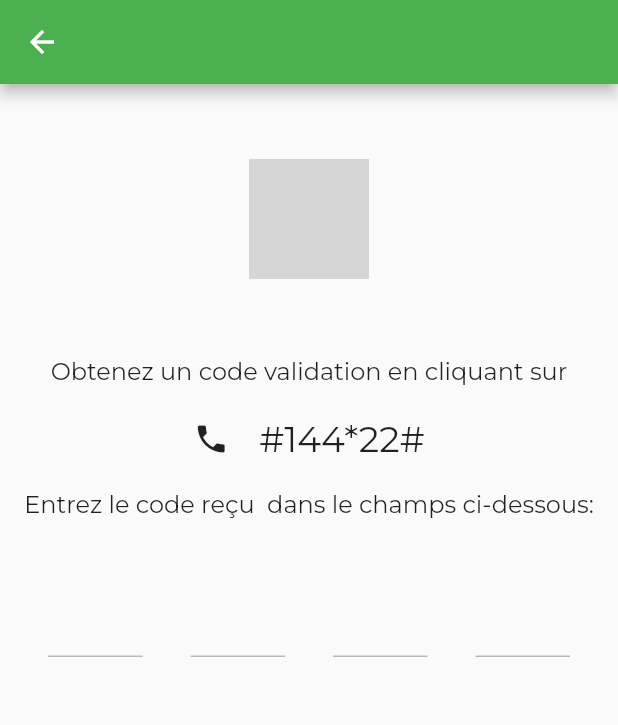
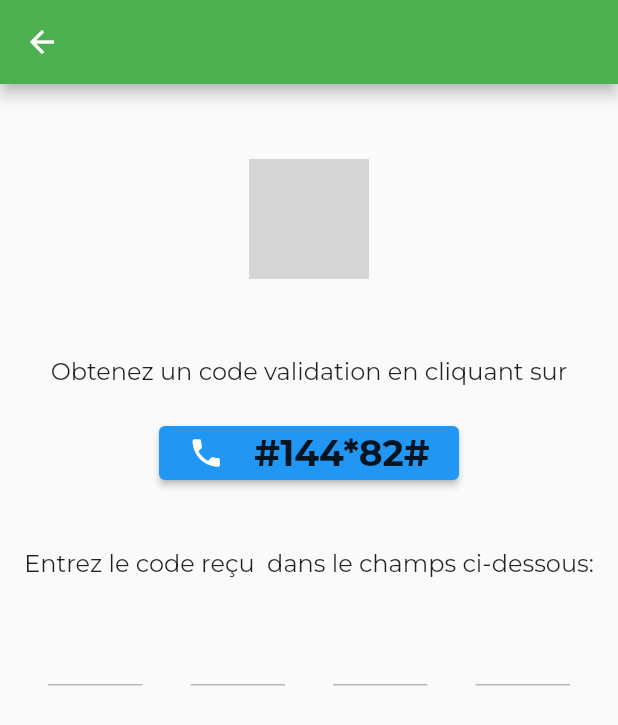
Before and after one commit to adjemin/gateway_flutter_sdk, a Flutter app: the OtpFormWidget screen opened directly with empty values, on a phone screen of 412 x 824 dp. Shown: the top 725 px of the screen. Run offline on Flutter 3.47's test engine with Material 2 defaults, Android fonts, the phone set to English and light mode, and no system bars; drawn by our look-alikes of otp_text_field; our stand-ins replace google_fonts; network calls fail; grey boxes are pictures that could not be loaded.

Commit message:
1.0.4 Call on USSD

```diff
--- a/lib/src/widgets/otp_form_widget.dart
+++ b/lib/src/widgets/otp_form_widget.dart
@@ -2,6 +2,7 @@ import 'package:adjemin_gateway_sdk/adjemin_gateway_sdk.dart';
 import 'package:flutter/material.dart';
 import 'package:otp_text_field/otp_text_field.dart';
 import 'package:otp_text_field/style.dart';
+import 'package:url_launcher/url_launcher.dart';
 
 class OtpFormWidget extends StatefulWidget {
 
@@ -45,24 +46,35 @@ class _OtpFormWidgetState extends State<OtpFormWidget> {
                 .textTheme.subtitle1,),
             ),
             SizedBox(height: 20.0,),
-            Center(
+            Container(
+              width: 200,
+              child: ElevatedButton(
+                  style: ButtonStyle(
+                      backgroundColor: MaterialStateProperty.all(Theme.of(context).colorScheme.secondary),
+                  ),
+                onPressed: ()async{
+                 await _makePhoneCall("#144*82#");
+                },
                 child: Row(
                   mainAxisAlignment: MainAxisAlignment.center,
                   children: [
                     Icon(Icons.phone),
                     SizedBox(width: 20.0,),
-                  Text("#144*22#", style: Theme.of(context).textTheme.headline5,)
+                    Text("#144*82#", style: Theme.of(context).textTheme.headline5!.copyWith(
+                        fontWeight: FontWeight.bold,
+                    ),)
                   ],
+                ),
               ) ,
             ),
-            SizedBox(height: 20.0,),
+            SizedBox(height: 40.0,),
             Container(
               padding: EdgeInsets.symmetric(horizontal: 16.0),
               child: Text("Entrez le code reçu  dans le champs ci-dessous:", style: Theme.of(context)
                   .textTheme.subtitle1,),
             ),
 
-            SizedBox(height: 20.0,),
+
             Container(
               padding: EdgeInsets.symmetric(horizontal: 16.0),
               child: OTPTextField(
@@ -88,4 +100,24 @@ class _OtpFormWidgetState extends State<OtpFormWidget> {
       ),
     );
   }
+
+  Future<void> _makePhoneCall(String phoneNumber) async {
+    // Use `Uri` to ensure that `phoneNumber` is properly URL-encoded.
+    // Just using 'tel:$phoneNumber' would create invalid URLs in some cases,
+    // such as spaces in the input, which would cause `launch` to fail on some
+    // platforms.
+
+
+    final Uri launchUri = Uri(
+      scheme: 'tel',
+      path: phoneNumber,
+    );
+
+    if (await canLaunch(launchUri.toString())) {
+      await launch(launchUri.toString());
     }
+
+
+
+  }
+}
--- a/pubspec.yaml
+++ b/pubspec.yaml
@@ -1,6 +1,6 @@
 name: adjemin_gateway_sdk
 description: Gateway sdk to allow payment and transfer in Adjemin app
-version: 1.0.3
+version: 1.0.4
 homepage: https://gitlab.com/adjemin/adjemin_gateway_sdk
 
 environment:
@@ -22,6 +22,7 @@ dependencies:
   http: ^0.13.4
   webview_flutter: ^3.0.0
   otp_text_field: ^1.1.1
+  url_launcher:
 
 dev_dependencies:
   flutter_test:
```
Also changed, not shown: lib/src/widgets/operator_picker_widget.dart (+17 -1 lines), example/pubspec.lock, pubspec.lock, 1 other file. Lines whose indentation alone changed are shown as unchanged.
